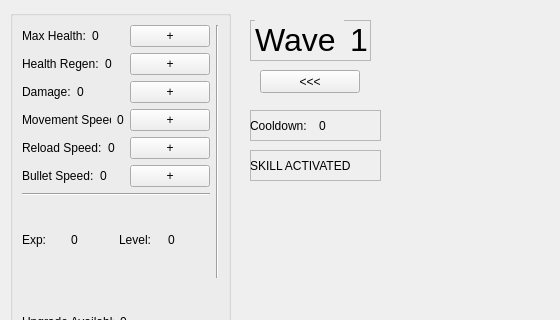
The window that Hud.ui (zhongvei/Tankoop) describes before a commit, drawn with Qt 5; both pictures show x 0 to 560 and y 0 to 320 of the 780 by 598 pixel window.
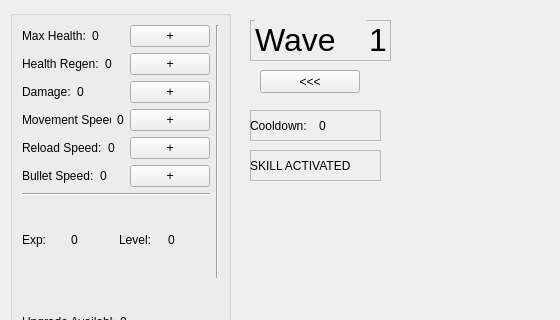
The same window after the commit.

Commit message: fix Wave display in HUD.ui

Patch:
```diff
--- a/Hud.ui
+++ b/Hud.ui
@@ -506,7 +506,7 @@
     <rect>
      <x>250</x>
      <y>20</y>
-     <width>121</width>
+     <width>141</width>
      <height>41</height>
     </rect>
    </property>
@@ -519,9 +519,9 @@
    <widget class="QLabel" name="wave_value">
     <property name="geometry">
      <rect>
-      <x>100</x>
+      <x>119</x>
       <y>0</y>
-      <width>24</width>
+      <width>21</width>
       <height>39</height>
      </rect>
     </property>
@@ -543,7 +543,7 @@
      <rect>
       <x>5</x>
       <y>0</y>
-      <width>89</width>
+      <width>111</width>
       <height>39</height>
      </rect>
     </property>
```
The commit also changes 1 other file.
